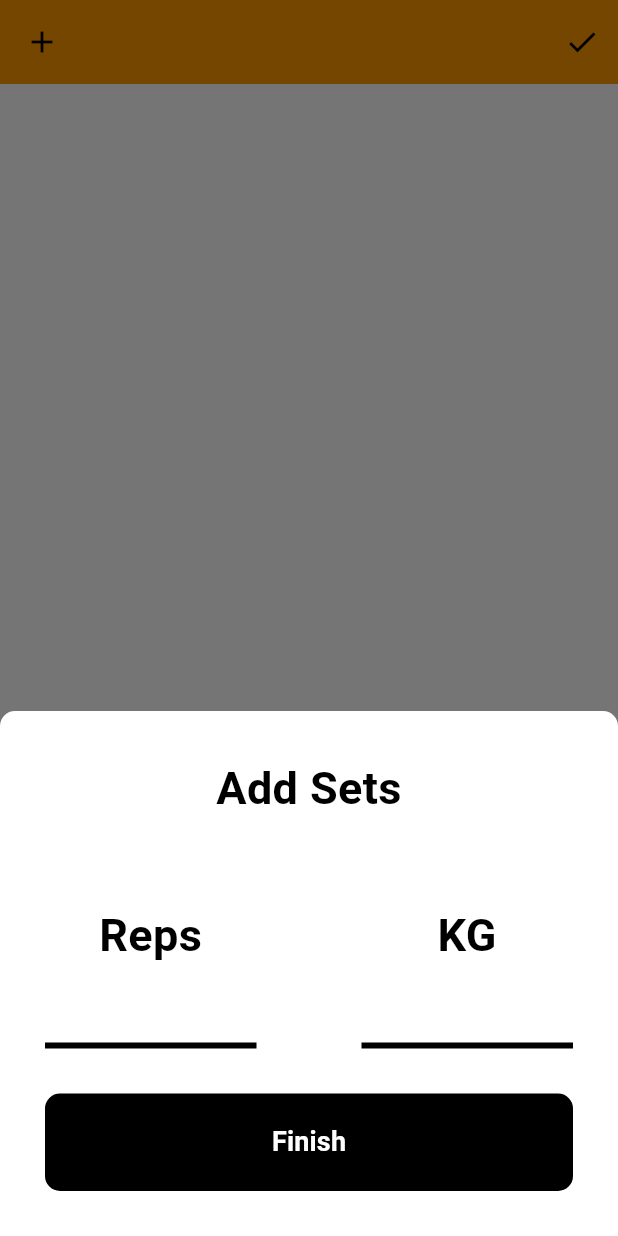
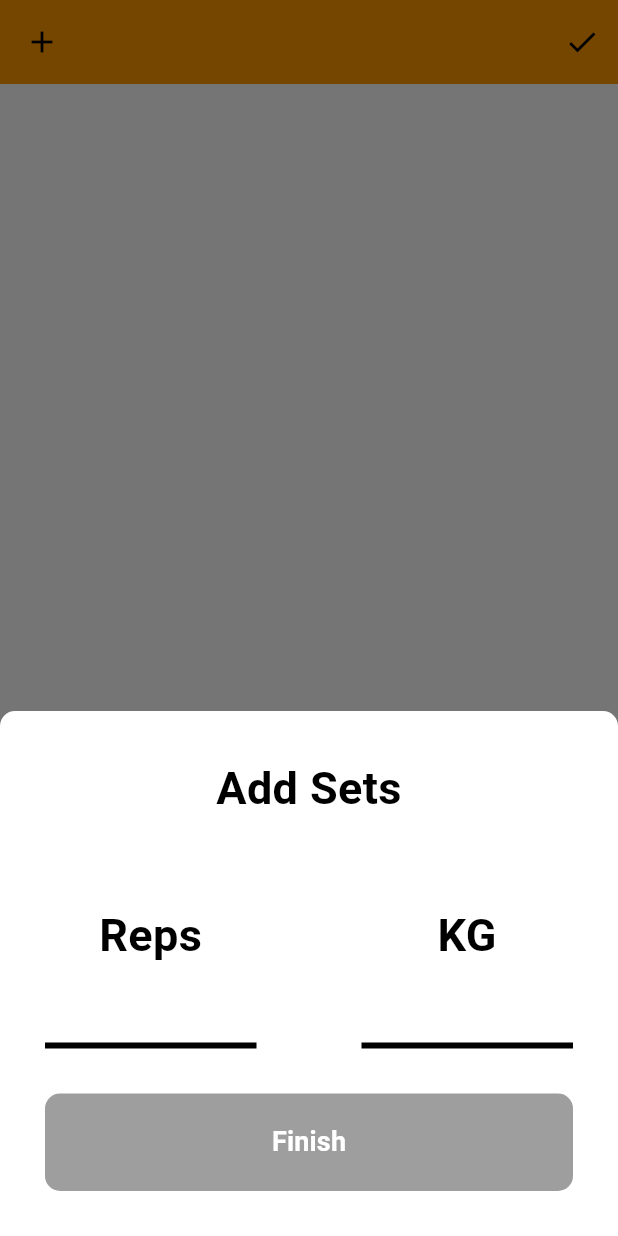
Before and after one commit to t19960804/FitTrackr, a Flutter app: the SetsList screen opened directly with empty values, after a tap on the "edit" icon, after a tap on the "add" icon, on a phone screen of 412 x 824 dp. Run offline on Flutter 3.47's test engine with Material 2 defaults, Android fonts, the phone set to English and light mode, and no system bars; our stand-ins replace fl_chart, sqflite, table_calendar; accounts and stored records are empty.

Commit message:
Add Protection For Input Of RepsAndKgInputView

```diff
--- a/lib/Widgets/AddSetsPage/FinishButton.dart
+++ b/lib/Widgets/AddSetsPage/FinishButton.dart
@@ -1,21 +1,35 @@
 import 'package:flutter/material.dart';
 
 class FinishButton extends StatelessWidget {
+  final bool canBePressed;
   final void Function() onPressed;
-  const FinishButton({super.key, required this.onPressed});
+  const FinishButton(
+      {super.key, required this.canBePressed, required this.onPressed});
 
   @override
   Widget build(BuildContext context) {
     return Container(
-      decoration: const BoxDecoration(
-        color: Colors.black,
-        borderRadius: BorderRadius.all(Radius.circular(10)),
+      decoration: BoxDecoration(
+        color: canBePressed ? Colors.black : Colors.grey,
+        borderRadius: const BorderRadius.all(Radius.circular(10)),
+        boxShadow: canBePressed
+            ? [
+                BoxShadow(
+                  color: Colors.grey.withOpacity(0.5),
+                  spreadRadius: 5,
+                  blurRadius: 7,
+                  offset: const Offset(0, 3),
+                ),
+              ]
+            : [],
       ),
       height: 65,
       child: TextButton(
         onPressed: () {
-          onPressed();
-          Navigator.pop(context);
+          if (canBePressed) {
+            onPressed();
+            Navigator.pop(context);
+          }
         },
         child: const Text(
           "Finish",
--- a/lib/Widgets/AddSetsPage/RepsAndKgInputView.dart
+++ b/lib/Widgets/AddSetsPage/RepsAndKgInputView.dart
@@ -3,11 +3,18 @@ import 'IntputTextField.dart';
 import 'FinishButton.dart';
 import 'package:fit_trackr/Models/TrainingSet.dart';
 
-class RepsAndKgInputView extends StatelessWidget {
+class RepsAndKgInputView extends StatefulWidget {
   final void Function(TrainingSet) trainingSetWasAdded;
-  var _reps = 0;
-  var _kg = 0;
   RepsAndKgInputView({super.key, required this.trainingSetWasAdded});
+
+  @override
+  State<RepsAndKgInputView> createState() => _RepsAndKgInputViewState();
+}
+
+class _RepsAndKgInputViewState extends State<RepsAndKgInputView> {
+  int? _reps;
+  int? _kg;
+  var _repsAndKgWasInput = false;
 
   @override
   Widget build(BuildContext context) {
@@ -47,7 +54,12 @@ class RepsAndKgInputView extends StatelessWidget {
                       ),
                       IntputTextField(
                         onChanged: (value) {
-                          _reps = int.parse(value);
+                          if (value == "") {
+                            _reps = null;
+                          } else {
+                            _reps = int.parse(value);
+                          }
+                          _checkRepsAndKgWasInput();
                         },
                       ),
                     ],
@@ -67,7 +79,12 @@ class RepsAndKgInputView extends StatelessWidget {
                       ),
                       IntputTextField(
                         onChanged: (value) {
-                          _kg = int.parse(value);
+                          if (value == "") {
+                            _kg = null;
+                          } else {
+                            _kg = int.parse(value);
+                          }
+                          _checkRepsAndKgWasInput();
                         },
                       ),
                     ],
@@ -77,9 +94,12 @@ class RepsAndKgInputView extends StatelessWidget {
             ),
             const SizedBox(height: 30),
             FinishButton(
+              canBePressed: _repsAndKgWasInput,
               onPressed: () {
-                final set = TrainingSet(reps: _reps, kg: _kg);
-                trainingSetWasAdded(set);
+                if (_reps != null && _kg != null) {
+                  final set = TrainingSet(reps: _reps!, kg: _kg!);
+                  widget.trainingSetWasAdded(set);
+                }
               },
             ),
           ],
@@ -87,4 +107,10 @@ class RepsAndKgInputView extends StatelessWidget {
       ),
     );
   }
+
+  void _checkRepsAndKgWasInput() {
+    setState(() {
+      _repsAndKgWasInput = (_reps != null && _kg != null);
+    });
+  }
 }
```
